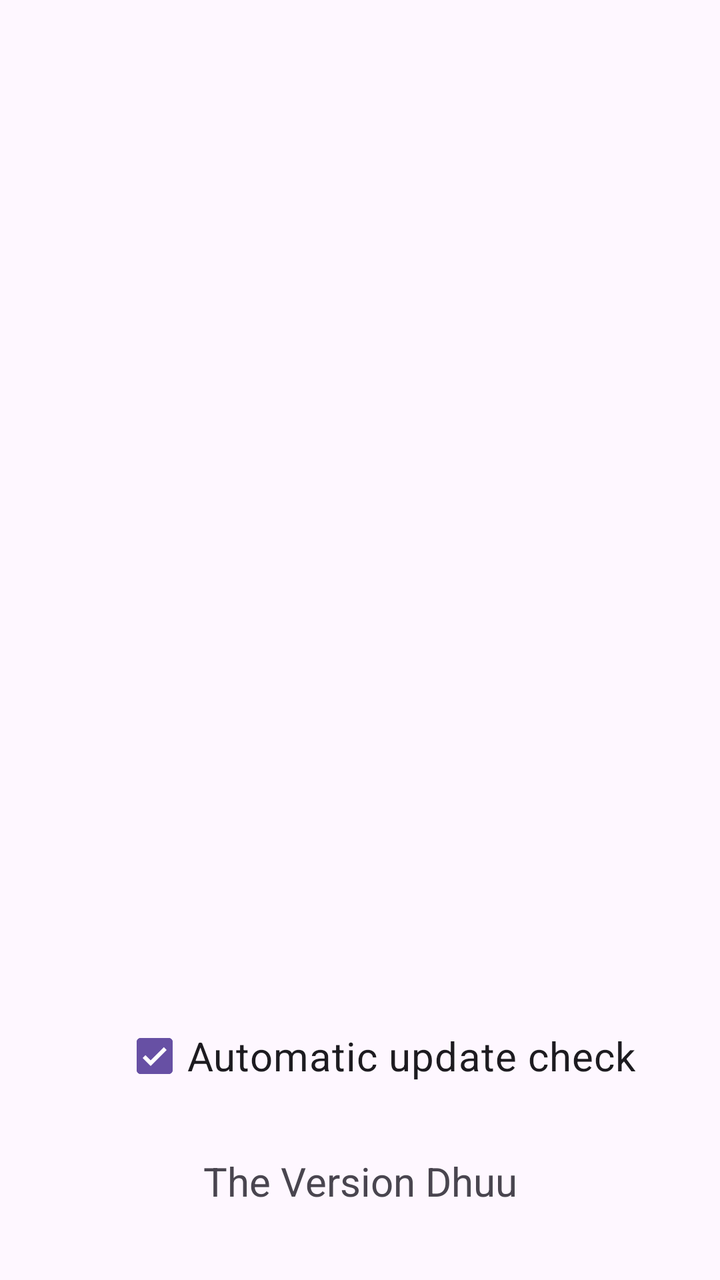
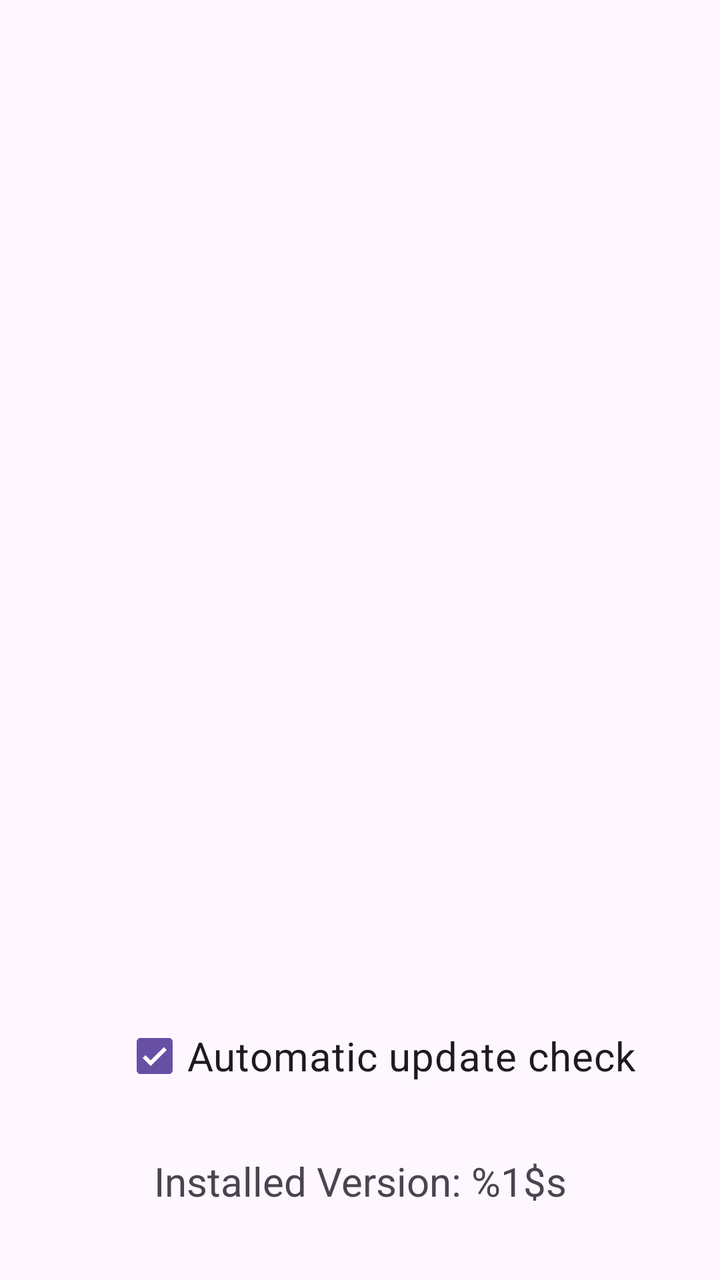

Two renders of the same Android screen: before a commit and after it. Below are the layout's source before the change and the commit's diff.
<!-- AndroidManifest.xml: application theme Theme.SimpleNotes -->
<!-- res/layout/settings_fragment.xml -->
<?xml version="1.0" encoding="utf-8"?>
<androidx.constraintlayout.widget.ConstraintLayout xmlns:android="http://schemas.android.com/apk/res/android"
    xmlns:tools="http://schemas.android.com/tools"
    android:layout_width="match_parent"
    android:layout_height="match_parent"
    xmlns:app="http://schemas.android.com/apk/res-auto">

    <TextView
        android:id="@+id/textView3"
        android:layout_width="wrap_content"
        android:layout_height="wrap_content"

        android:layout_marginStart="102dp"
        android:layout_marginEnd="102dp"
        android:layout_marginBottom="36dp"
        android:text="The Version Dhuu"
        android:textSize="20sp"
        app:layout_constraintBottom_toBottomOf="parent"
        app:layout_constraintEnd_toEndOf="parent"
        app:layout_constraintStart_toStartOf="parent" />

    <CheckBox
        android:id="@+id/automaticUpdateCheckBox"
        android:layout_width="wrap_content"
        android:layout_height="48dp"
        android:layout_marginStart="86dp"
        android:layout_marginEnd="67dp"
        android:layout_marginBottom="25dp"
        android:checked="true"
        android:clickable="false"
        android:text="@string/update_activite_update_check"
        android:textSize="20sp"
        app:layout_constraintBottom_toTopOf="@+id/textView3"
        app:layout_constraintEnd_toEndOf="parent"
        app:layout_constraintStart_toStartOf="parent" />
</androidx.constraintlayout.widget.ConstraintLayout>
<!-- resources referenced by this layout -->
<resources>
  <string name="update_activite_update_check">Automatic update check</string>
  <style name="Theme.SimpleNotes" parent="Base.Theme.SimpleNotes" />
  <style name="Base.Theme.SimpleNotes" parent="Theme.Material3.DayNight.NoActionBar">
          
          
      </style>
</resources>

<!-- the commit's change to res/layout/settings_fragment.xml (unified diff, before → after) -->
@@ -13,7 +13,7 @@
         android:layout_marginStart="102dp"
         android:layout_marginEnd="102dp"
         android:layout_marginBottom="36dp"
-        android:text="The Version Dhuu"
+        android:text="@string/update_alert_current_version"
         android:textSize="20sp"
         app:layout_constraintBottom_toBottomOf="parent"
         app:layout_constraintEnd_toEndOf="parent"
@@ -27,7 +27,7 @@
         android:layout_marginEnd="67dp"
         android:layout_marginBottom="25dp"
         android:checked="true"
-        android:clickable="false"
+        android:clickable="true"
         android:text="@string/update_activite_update_check"
         android:textSize="20sp"
         app:layout_constraintBottom_toTopOf="@+id/textView3"
<!-- resource entries referenced after the edit -->
@@ -1,6 +1,7 @@
 <!-- resources referenced by this layout -->
 <resources>
   <string name="update_activite_update_check">Automatic update check</string>
+  <string name="update_alert_current_version">Installed Version: %1$s</string>
   <style name="Theme.SimpleNotes" parent="Base.Theme.SimpleNotes" />
   <style name="Base.Theme.SimpleNotes" parent="Theme.Material3.DayNight.NoActionBar">
           
